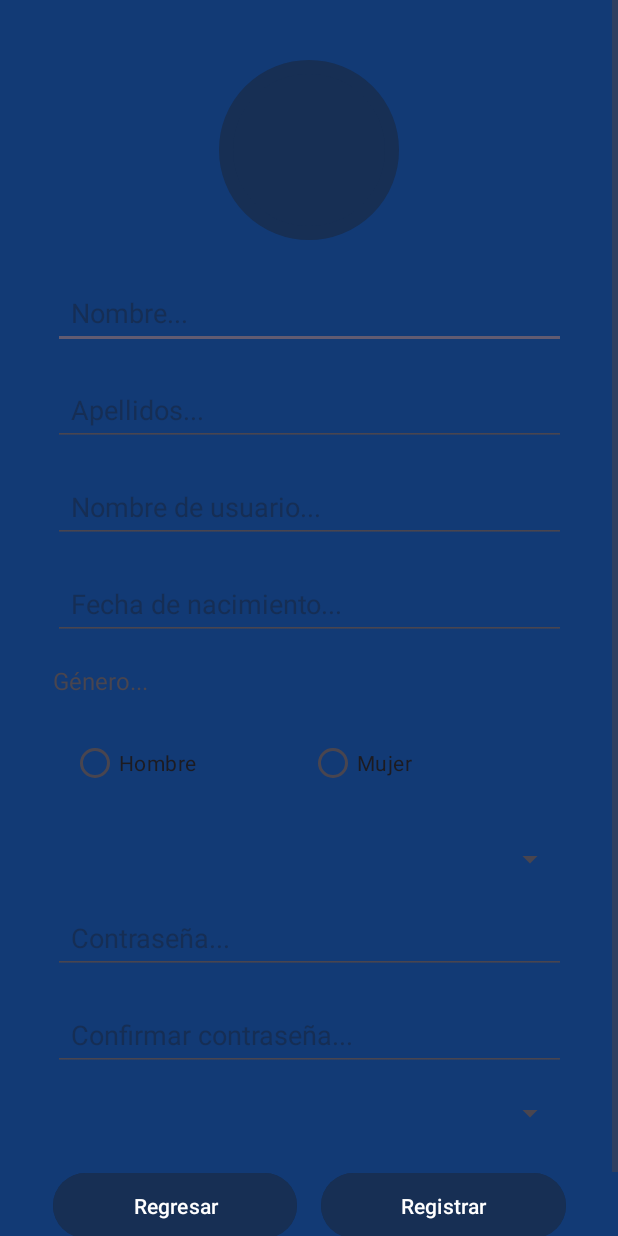
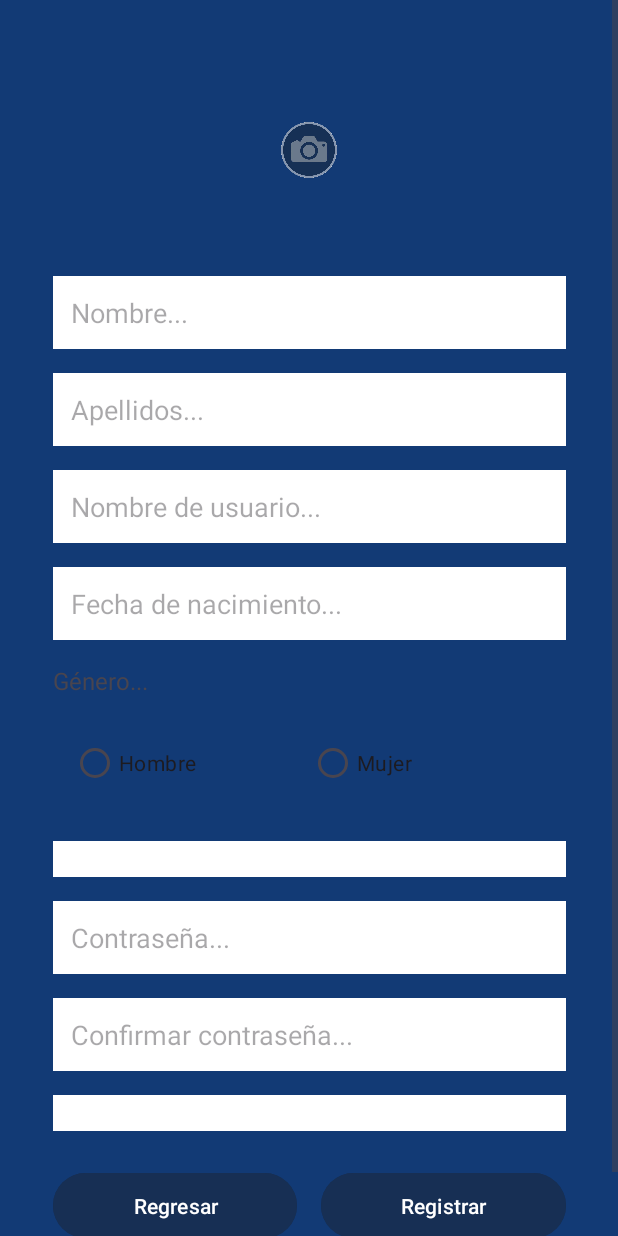
Before and after one commit to Katharsis0/IntelliHome, an Android app: the layout activity_signup.xml on its own in the app's theme, with its tools: preview values and no code run, on a phone screen of 412 x 824 dp. Run offline under Robolectric (Android 15) with nearby library versions, the phone set to English and light mode, and no system bars.

Commit message:
[ADD] Agregar png para camara y perfil

```diff
--- a/app/src/main/res/layout/activity_signup.xml
+++ b/app/src/main/res/layout/activity_signup.xml
@@ -14,7 +14,6 @@
         android:background="#123a75"
         android:padding="16dp">
 
-        <!-- Previous views remain the same until editFechaNacimiento -->
         <ImageView
             android:id="@+id/fondoCamara"
             android:layout_width="120dp"
@@ -23,7 +22,7 @@
             app:layout_constraintEnd_toEndOf="parent"
             app:layout_constraintStart_toStartOf="parent"
             app:layout_constraintTop_toTopOf="parent"
-            app:srcCompat="@drawable/circular" />
+            app:srcCompat="@drawable/camara" />
 
         <EditText
             android:id="@+id/editNombre"
@@ -33,6 +32,7 @@
             android:hint="@string/nombre"
             android:inputType="text"
             android:padding="12dp"
+            android:background="@android:color/white"
             app:layout_constraintEnd_toEndOf="parent"
             app:layout_constraintStart_toStartOf="parent"
             app:layout_constraintTop_toBottomOf="@+id/fondoCamara"
@@ -46,6 +46,7 @@
             android:hint="@string/apellidos"
             android:inputType="text"
             android:padding="12dp"
+            android:background="@android:color/white"
             app:layout_constraintEnd_toEndOf="@id/editNombre"
             app:layout_constraintStart_toStartOf="@id/editNombre"
             app:layout_constraintTop_toBottomOf="@id/editNombre" />
@@ -58,6 +59,7 @@
             android:hint="@string/usuario"
             android:inputType="text"
             android:padding="12dp"
+            android:background="@android:color/white"
             app:layout_constraintEnd_toEndOf="@id/editApellidos"
             app:layout_constraintStart_toStartOf="@id/editApellidos"
             app:layout_constraintTop_toBottomOf="@id/editApellidos" />
@@ -70,11 +72,11 @@
             android:hint="@string/nacimiento"
             android:inputType="date"
             android:padding="12dp"
+            android:background="@android:color/white"
             app:layout_constraintEnd_toEndOf="@id/editUsuario"
             app:layout_constraintStart_toStartOf="@id/editUsuario"
             app:layout_constraintTop_toBottomOf="@id/editUsuario" />
 
-        <!-- Replace checkbox with RadioGroup for gender -->
         <TextView
             android:id="@+id/textGenero"
             android:layout_width="wrap_content"
@@ -92,6 +94,7 @@
             android:layout_marginTop="8dp"
             android:orientation="horizontal"
             android:padding="12dp"
+
             app:layout_constraintEnd_toEndOf="@id/editFechaNacimiento"
             app:layout_constraintStart_toStartOf="@id/editFechaNacimiento"
             app:layout_constraintTop_toBottomOf="@id/textGenero">
@@ -111,13 +114,13 @@
                 android:text="Mujer" />
         </RadioGroup>
 
-        <!-- Rest of the views continue with updated constraints -->
         <Spinner
             android:id="@+id/spinnerNacionalidad"
             android:layout_width="0dp"
             android:layout_height="wrap_content"
             android:layout_marginTop="16dp"
             android:padding="12dp"
+            android:background="@android:color/white"
             app:layout_constraintEnd_toEndOf="@id/editFechaNacimiento"
             app:layout_constraintStart_toStartOf="@id/editFechaNacimiento"
             app:layout_constraintTop_toBottomOf="@id/radioGroupGenero" />
@@ -130,6 +133,7 @@
             android:hint="@string/contraseña"
             android:inputType="textPassword"
             android:padding="12dp"
+            android:background="@android:color/white"
             app:layout_constraintEnd_toEndOf="@id/spinnerNacionalidad"
             app:layout_constraintStart_toStartOf="@id/spinnerNacionalidad"
             app:layout_constraintTop_toBottomOf="@id/spinnerNacionalidad" />
@@ -142,6 +146,7 @@
             android:hint="@string/confirmar_contraseña"
             android:inputType="textPassword"
             android:padding="12dp"
+            android:background="@android:color/white"
             app:layout_constraintEnd_toEndOf="@id/editContrasena"
             app:layout_constraintStart_toStartOf="@id/editContrasena"
             app:layout_constraintTop_toBottomOf="@id/editContrasena" />
@@ -152,6 +157,7 @@
             android:layout_height="wrap_content"
             android:layout_marginTop="16dp"
             android:padding="12dp"
+            android:background="@android:color/white"
             app:layout_constraintEnd_toEndOf="@id/editConfirmarContrasena"
             app:layout_constraintStart_toStartOf="@id/editConfirmarContrasena"
             app:layout_constraintTop_toBottomOf="@id/editConfirmarContrasena" />
```
Also changed, not shown: app/src/main/res/drawable/camara.png (added), app/src/main/res/drawable/profile.png (added).
